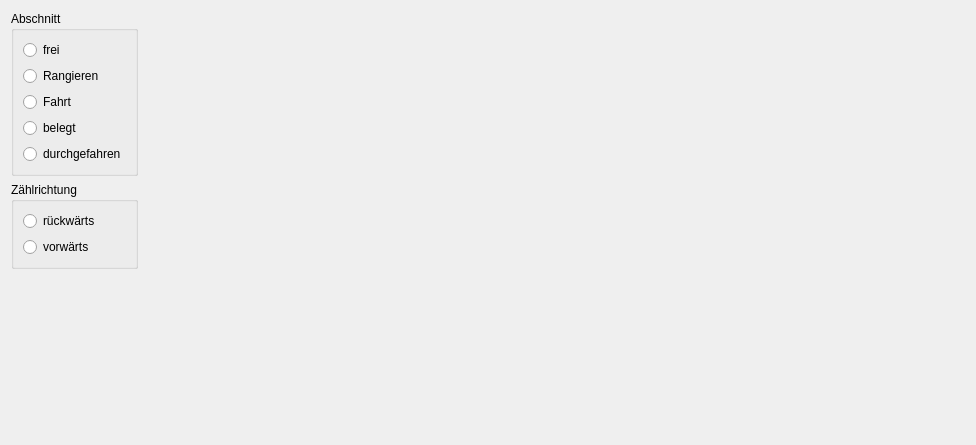
First picture: the form in MRW-WidgetStudy/sectionstudy.ui, repository stmork/mrw-track-control-ng, before the edit.
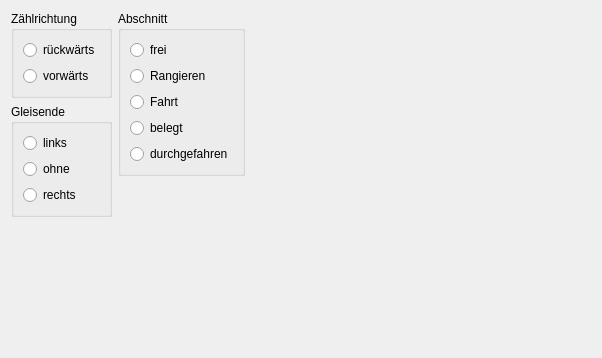
Second picture: the form after the edit. Custom widgets are drawn as their Qt base class.

```diff
--- a/MRW-WidgetStudy/sectionstudy.ui
+++ b/MRW-WidgetStudy/sectionstudy.ui
@@ -6,8 +6,8 @@
    <rect>
     <x>0</x>
     <y>0</y>
-    <width>976</width>
-    <height>445</height>
+    <width>602</width>
+    <height>358</height>
    </rect>
   </property>
   <property name="windowTitle">
@@ -15,7 +15,77 @@
   </property>
   <layout class="QHBoxLayout" name="horizontalLayout">
    <item>
-    <layout class="QVBoxLayout" name="verticalLayout">
+    <layout class="QVBoxLayout" name="verticalLayout_5">
+     <item>
+      <widget class="QGroupBox" name="groupBox_2">
+       <property name="title">
+        <string>Zählrichtung</string>
+       </property>
+       <layout class="QVBoxLayout" name="verticalLayout_3">
+        <item>
+         <widget class="QRadioButton" name="backwardButton">
+          <property name="text">
+           <string>rückwärts</string>
+          </property>
+         </widget>
+        </item>
+        <item>
+         <widget class="QRadioButton" name="forwardButton">
+          <property name="text">
+           <string>vorwärts</string>
+          </property>
+         </widget>
+        </item>
+       </layout>
+      </widget>
+     </item>
+     <item>
+      <widget class="QGroupBox" name="groupBox">
+       <property name="title">
+        <string>Gleisende</string>
+       </property>
+       <layout class="QVBoxLayout" name="verticalLayout">
+        <item>
+         <widget class="QRadioButton" name="leftButton">
+          <property name="text">
+           <string>links</string>
+          </property>
+         </widget>
+        </item>
+        <item>
+         <widget class="QRadioButton" name="noButton">
+          <property name="text">
+           <string>ohne</string>
+          </property>
+         </widget>
+        </item>
+        <item>
+         <widget class="QRadioButton" name="rightButton">
+          <property name="text">
+           <string>rechts</string>
+          </property>
+         </widget>
+        </item>
+       </layout>
+      </widget>
+     </item>
+     <item>
+      <spacer name="verticalSpacer">
+       <property name="orientation">
+        <enum>Qt::Vertical</enum>
+       </property>
+       <property name="sizeHint" stdset="0">
+        <size>
+         <width>20</width>
+         <height>40</height>
+        </size>
+       </property>
+      </spacer>
+     </item>
+    </layout>
+   </item>
+   <item>
+    <layout class="QVBoxLayout" name="verticalLayout_2">
      <item>
       <widget class="QGroupBox" name="groupBox_4">
        <property name="title">
@@ -61,30 +131,7 @@
       </widget>
      </item>
      <item>
-      <widget class="QGroupBox" name="groupBox_2">
-       <property name="title">
-        <string>Zählrichtung</string>
-       </property>
-       <layout class="QVBoxLayout" name="verticalLayout_3">
-        <item>
-         <widget class="QRadioButton" name="backwardButton">
-          <property name="text">
-           <string>rückwärts</string>
-          </property>
-         </widget>
-        </item>
-        <item>
-         <widget class="QRadioButton" name="forwardButton">
-          <property name="text">
-           <string>vorwärts</string>
-          </property>
-         </widget>
-        </item>
-       </layout>
-      </widget>
-     </item>
-     <item>
-      <spacer name="verticalSpacer">
+      <spacer name="verticalSpacer_2">
        <property name="orientation">
         <enum>Qt::Vertical</enum>
        </property>
@@ -109,8 +156,8 @@
      <widget class="mrw::ui::SectionWidget" name="smallSwitchWidget" native="true">
       <property name="geometry">
        <rect>
-        <x>390</x>
-        <y>100</y>
+        <x>20</x>
+        <y>250</y>
         <width>40</width>
         <height>40</height>
        </rect>
@@ -119,8 +166,8 @@
      <widget class="mrw::ui::SectionWidget" name="bigSwitchWidget" native="true">
       <property name="geometry">
        <rect>
-        <x>70</x>
-        <y>50</y>
+        <x>20</x>
+        <y>20</y>
         <width>200</width>
         <height>200</height>
        </rect>
```
